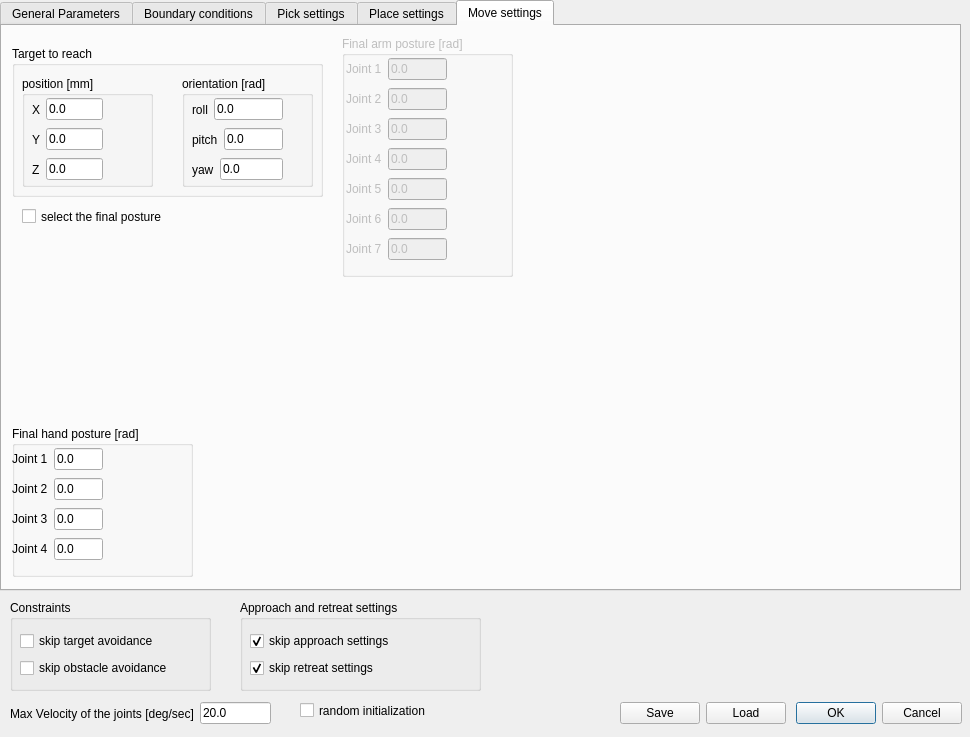
Above: ui/toldialoghuml.ui from zohannn/motion_manager before the change. Below: the same form after it.
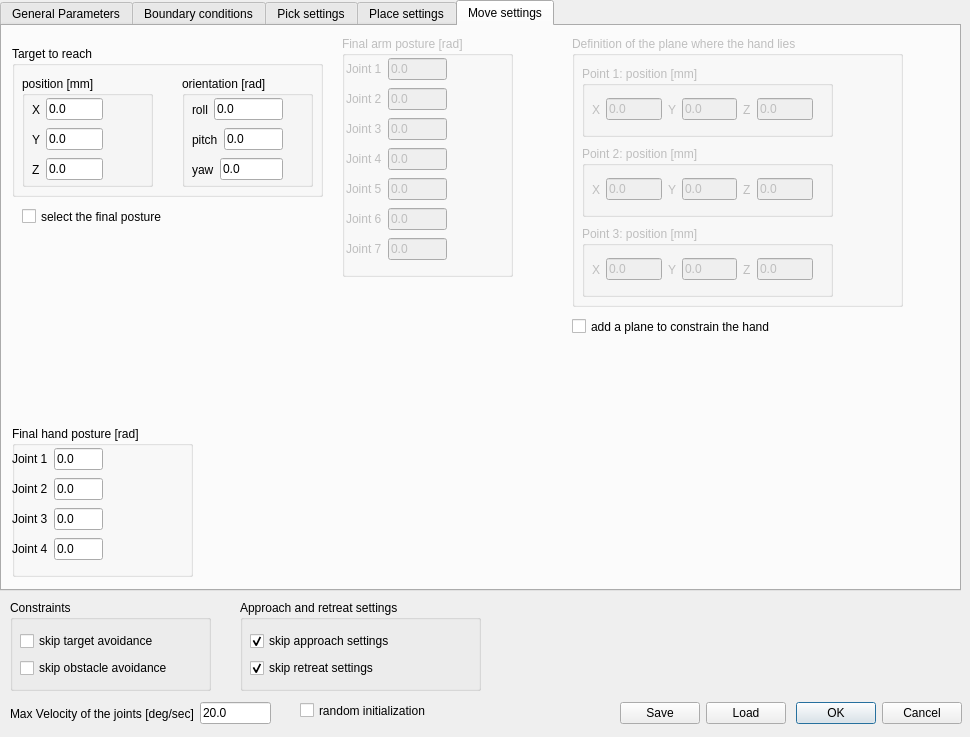
That is the form after the change. The open tabs and pages were chosen to show the change.

Commit message: added plane constraints option to move movements

```diff
--- a/ui/toldialoghuml.ui
+++ b/ui/toldialoghuml.ui
@@ -3307,6 +3307,272 @@
       <string>select the final posture</string>
      </property>
     </widget>
+    <widget class="QGroupBox" name="groupBox_plane">
+     <property name="enabled">
+      <bool>false</bool>
+     </property>
+     <property name="geometry">
+      <rect>
+       <x>570</x>
+       <y>10</y>
+       <width>331</width>
+       <height>271</height>
+      </rect>
+     </property>
+     <property name="title">
+      <string>Definition of the plane where the hand lies </string>
+     </property>
+     <widget class="QGroupBox" name="groupBox_plane_point_1">
+      <property name="geometry">
+       <rect>
+        <x>10</x>
+        <y>30</y>
+        <width>251</width>
+        <height>71</height>
+       </rect>
+      </property>
+      <property name="title">
+       <string>Point 1: position [mm]</string>
+      </property>
+      <widget class="QWidget" name="">
+       <property name="geometry">
+        <rect>
+         <x>10</x>
+         <y>30</y>
+         <width>221</width>
+         <height>27</height>
+        </rect>
+       </property>
+       <layout class="QHBoxLayout" name="horizontalLayout_62">
+        <item>
+         <layout class="QHBoxLayout" name="horizontalLayout_55">
+          <item>
+           <widget class="QLabel" name="label_147">
+            <property name="text">
+             <string>X</string>
+            </property>
+           </widget>
+          </item>
+          <item>
+           <widget class="QLineEdit" name="lineEdit_point_1_x">
+            <property name="text">
+             <string>0.0</string>
+            </property>
+           </widget>
+          </item>
+         </layout>
+        </item>
+        <item>
+         <layout class="QHBoxLayout" name="horizontalLayout_53">
+          <item>
+           <widget class="QLabel" name="label_141">
+            <property name="text">
+             <string>Y</string>
+            </property>
+           </widget>
+          </item>
+          <item>
+           <widget class="QLineEdit" name="lineEdit_point_1_y">
+            <property name="text">
+             <string>0.0</string>
+            </property>
+           </widget>
+          </item>
+         </layout>
+        </item>
+        <item>
+         <layout class="QHBoxLayout" name="horizontalLayout_54">
+          <item>
+           <widget class="QLabel" name="label_146">
+            <property name="text">
+             <string>Z</string>
+            </property>
+           </widget>
+          </item>
+          <item>
+           <widget class="QLineEdit" name="lineEdit_point_1_z">
+            <property name="text">
+             <string>0.0</string>
+            </property>
+           </widget>
+          </item>
+         </layout>
+        </item>
+       </layout>
+      </widget>
+     </widget>
+     <widget class="QGroupBox" name="groupBox_plane_point_2">
+      <property name="geometry">
+       <rect>
+        <x>10</x>
+        <y>110</y>
+        <width>251</width>
+        <height>71</height>
+       </rect>
+      </property>
+      <property name="title">
+       <string>Point 2: position [mm]</string>
+      </property>
+      <widget class="QWidget" name="layoutWidget_8">
+       <property name="geometry">
+        <rect>
+         <x>10</x>
+         <y>30</y>
+         <width>221</width>
+         <height>27</height>
+        </rect>
+       </property>
+       <layout class="QHBoxLayout" name="horizontalLayout_63">
+        <item>
+         <layout class="QHBoxLayout" name="horizontalLayout_56">
+          <item>
+           <widget class="QLabel" name="label_148">
+            <property name="text">
+             <string>X</string>
+            </property>
+           </widget>
+          </item>
+          <item>
+           <widget class="QLineEdit" name="lineEdit_point_2_x">
+            <property name="text">
+             <string>0.0</string>
+            </property>
+           </widget>
+          </item>
+         </layout>
+        </item>
+        <item>
+         <layout class="QHBoxLayout" name="horizontalLayout_57">
+          <item>
+           <widget class="QLabel" name="label_149">
+            <property name="text">
+             <string>Y</string>
+            </property>
+           </widget>
+          </item>
+          <item>
+           <widget class="QLineEdit" name="lineEdit_point_2_y">
+            <property name="text">
+             <string>0.0</string>
+            </property>
+           </widget>
+          </item>
+         </layout>
+        </item>
+        <item>
+         <layout class="QHBoxLayout" name="horizontalLayout_58">
+          <item>
+           <widget class="QLabel" name="label_150">
+            <property name="text">
+             <string>Z</string>
+            </property>
+           </widget>
+          </item>
+          <item>
+           <widget class="QLineEdit" name="lineEdit_point_2_z">
+            <property name="text">
+             <string>0.0</string>
+            </property>
+           </widget>
+          </item>
+         </layout>
+        </item>
+       </layout>
+      </widget>
+     </widget>
+     <widget class="QGroupBox" name="groupBox_plane_point_3">
+      <property name="geometry">
+       <rect>
+        <x>10</x>
+        <y>190</y>
+        <width>251</width>
+        <height>71</height>
+       </rect>
+      </property>
+      <property name="title">
+       <string>Point 3: position [mm]</string>
+      </property>
+      <widget class="QWidget" name="layoutWidget_9">
+       <property name="geometry">
+        <rect>
+         <x>10</x>
+         <y>30</y>
+         <width>221</width>
+         <height>27</height>
+        </rect>
+       </property>
+       <layout class="QHBoxLayout" name="horizontalLayout_64">
+        <item>
+         <layout class="QHBoxLayout" name="horizontalLayout_59">
+          <item>
+           <widget class="QLabel" name="label_151">
+            <property name="text">
+             <string>X</string>
+            </property>
+           </widget>
+          </item>
+          <item>
+           <widget class="QLineEdit" name="lineEdit_point_3_x">
+            <property name="text">
+             <string>0.0</string>
+            </property>
+           </widget>
+          </item>
+         </layout>
+        </item>
+        <item>
+         <layout class="QHBoxLayout" name="horizontalLayout_60">
+          <item>
+           <widget class="QLabel" name="label_152">
+            <property name="text">
+             <string>Y</string>
+            </property>
+           </widget>
+          </item>
+          <item>
+           <widget class="QLineEdit" name="lineEdit_point_3_y">
+            <property name="text">
+             <string>0.0</string>
+            </property>
+           </widget>
+          </item>
+         </layout>
+        </item>
+        <item>
+         <layout class="QHBoxLayout" name="horizontalLayout_61">
+          <item>
+           <widget class="QLabel" name="label_153">
+            <property name="text">
+             <string>Z</string>
+            </property>
+           </widget>
+          </item>
+          <item>
+           <widget class="QLineEdit" name="lineEdit_point_3_z">
+            <property name="text">
+             <string>0.0</string>
+            </property>
+           </widget>
+          </item>
+         </layout>
+        </item>
+       </layout>
+      </widget>
+     </widget>
+    </widget>
+    <widget class="QCheckBox" name="checkBox_add_plane">
+     <property name="geometry">
+      <rect>
+       <x>570</x>
+       <y>290</y>
+       <width>241</width>
+       <height>21</height>
+      </rect>
+     </property>
+     <property name="text">
+      <string>add a plane to constrain the hand  </string>
+     </property>
+    </widget>
    </widget>
   </widget>
   <widget class="QGroupBox" name="groupBox_constraints_2">
```
The commit also changes 3 other files.
